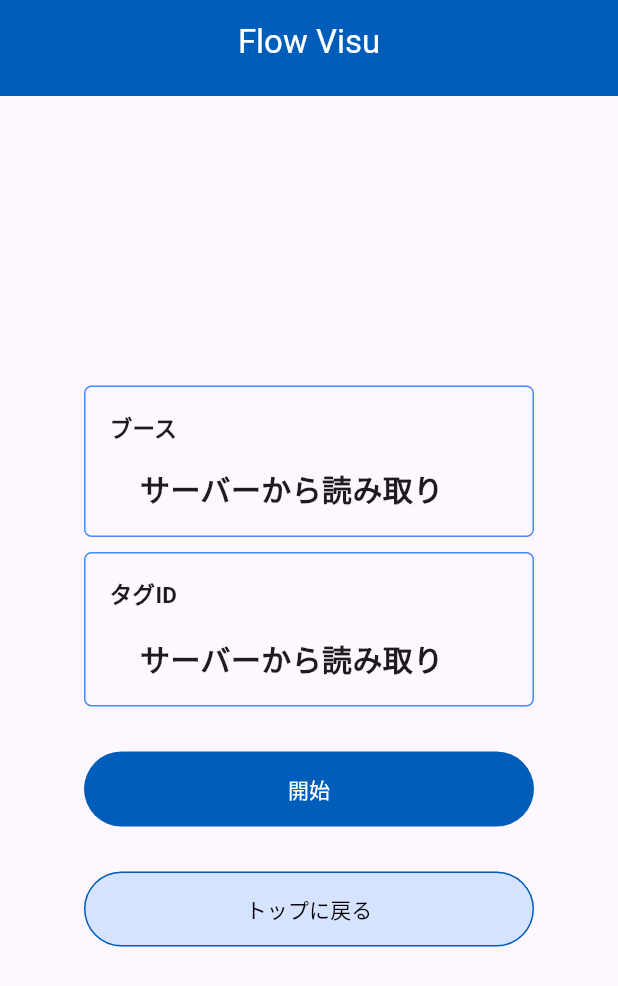
After one commit to takaya0079/flow_visu_flutter, a Flutter app: the BoothStartPage screen opened by its route, on a phone screen of 412 x 824 dp. The commit adds this screen. Shown: the top 986 px of the screen. Run offline on Flutter 3.47's test engine with Material 2 defaults, Android fonts, the phone set to English and light mode, and no system bars.

Commit message:
add: 開始ページを修正

```diff
--- a/lib/components/receive.dart
+++ b/lib/components/information_card.dart
@@ -1,15 +1,16 @@
 import 'package:flutter/material.dart';
 
-class TitleTextDisplay extends StatelessWidget {
+class InformationCard extends StatelessWidget {
   final String title;
   final String text;
 
-  const TitleTextDisplay({Key? key, required this.title, required this.text}) : super(key: key);
+  const InformationCard({Key? key, required this.title, required this.text}) : super(key: key);
 
   @override
   Widget build(BuildContext context) {
     return Container(
-      padding: EdgeInsets.all(16.0),
+      width: 300,
+      padding: const EdgeInsets.all(16.0),
       decoration: BoxDecoration(
         border: Border.all(color: Colors.blueAccent),
         borderRadius: BorderRadius.circular(5.0),
@@ -19,16 +20,17 @@ class TitleTextDisplay extends StatelessWidget {
         children: <Widget>[
           Text(
             title,
-            style: TextStyle(
+            style: const TextStyle(
               fontWeight: FontWeight.bold,
-              fontSize: 10,
+              fontSize: 15,
             ),
           ),
-          SizedBox(height: 16), // add some space between title and text
+          const SizedBox(height: 16), // add some space between title and text
           Text(
-            text,
-            style: TextStyle(
-              fontSize: 15,
+            "　" + text,
+            style: const TextStyle(
+              fontWeight: FontWeight.bold,
+              fontSize: 20,
             ),
           ),
         ],
--- /dev/null
+++ b/lib/pages/BoothStartPage.dart
@@ -0,0 +1,44 @@
+import 'package:flutter/material.dart';
+
+import '../components/MyFilledButton.dart';
+import '../components/MyOutlinedButton.dart';
+import '../components/information_card.dart';
+import '../components/MyHeader.dart';
+
+class BoothStartPage extends StatelessWidget {
+  const BoothStartPage({Key? key}) : super(key: key);
+
+  @override
+  Widget build(BuildContext context) {
+    return Scaffold(
+      appBar: const MyHeader(), // AppBar追加
+      body: Center(
+        child: Column(
+          mainAxisAlignment: MainAxisAlignment.center,
+          children: <Widget>[
+            const InformationCard(title: 'ブース', text: 'サーバーから読み取り'),
+            const SizedBox(height: 10),
+            const InformationCard(title: 'タグID', text: 'サーバーから読み取り'),
+            const SizedBox(height: 30),
+
+            MyFilledButton(
+              onTap: () {
+                Navigator.pushNamed(context,'/boothFinish');
+              },
+              displayText: '開始'
+            ),
+            const SizedBox(height: 30),
+
+            MyOutlinedButton(
+              onTap: () {
+                Navigator.pushNamed(context,'/');
+              },
+              displayText: 'トップに戻る'
+            ),
+          ]
+        ),
+      ),
+    );
+  }
+
+}
```
Also changed, not shown: lib/pages/StartPage.dart (deleted, +0 -45 lines).
